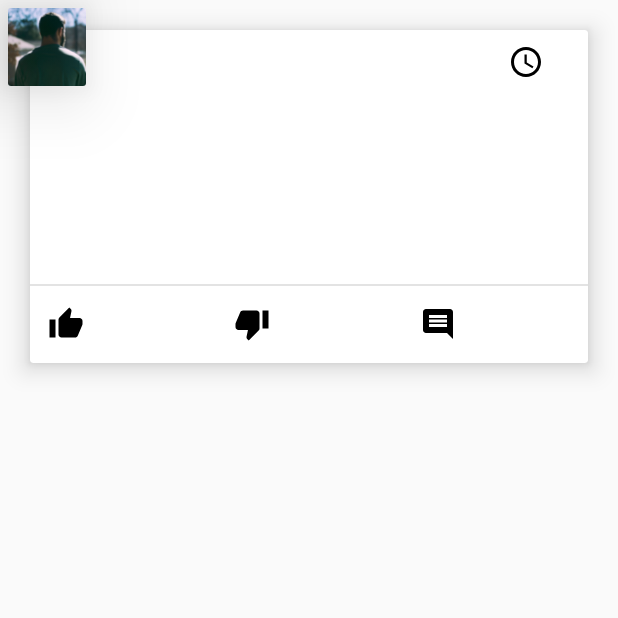
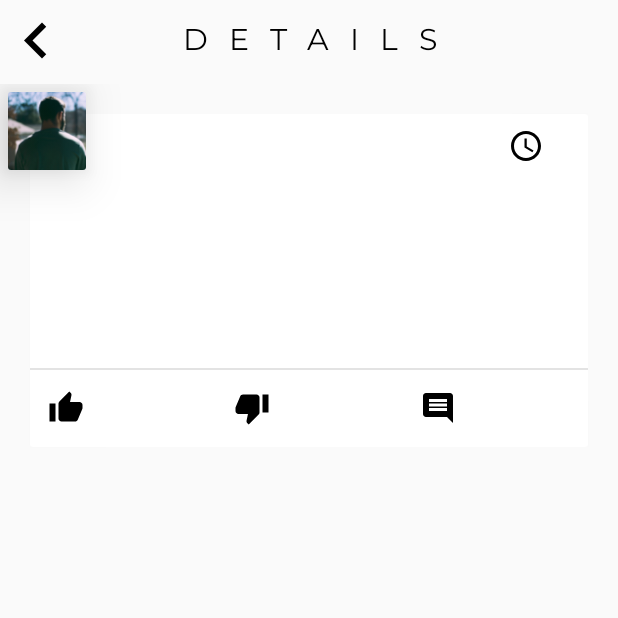
Before and after one commit to raj-subhankar/hackathon-android, an Android app: the DetailsActivity screen opened directly, with no data from a screen before it, on a phone screen of 412 x 824 dp, the top half of it. Run offline under Robolectric (Android 15) with nearby library versions, the phone set to English and light mode, and no system bars; our stand-ins replace data binding; 8 statements that could not run were skipped.

Commit message:
details page design added

```diff
--- a/app/src/main/java/com/webviander/hackathonapp/view/DetailsActivity.kt
+++ b/app/src/main/java/com/webviander/hackathonapp/view/DetailsActivity.kt
@@ -9,6 +9,7 @@ import com.webviander.hackathonapp.R
 import com.webviander.hackathonapp.databinding.ActivityDetailsBinding
 import com.webviander.hackathonapp.model.FeedItem
 import com.webviander.hackathonapp.viewmodel.DetailPageViewModel
+import com.webviander.hackathonapp.viewmodel.DetailsPageCallback
 
 class DetailsActivity : AppCompatActivity() {
 
@@ -33,7 +34,11 @@ class DetailsActivity : AppCompatActivity() {
     }
 
     fun setUpViewModel() {
-        binding.viewModel = DetailPageViewModel(feedItem,this)
+        binding.viewModel = DetailPageViewModel(feedItem, this, object : DetailsPageCallback {
+            override fun onBackPressed() {
+                onBackPressed()
+            }
+        })
     }
 
 
--- a/app/src/main/java/com/webviander/hackathonapp/viewmodel/DetailPageViewModel.kt
+++ b/app/src/main/java/com/webviander/hackathonapp/viewmodel/DetailPageViewModel.kt
@@ -2,12 +2,13 @@ package com.webviander.hackathonapp.viewmodel
 
 import android.content.Context
 import android.databinding.BaseObservable
+import android.view.View
 import com.webviander.hackathonapp.model.FeedItem
 
 /**
  * Created by vivek-3102 on 23/09/17.
  */
-class DetailPageViewModel(var feedItem: FeedItem, var context: Context) : BaseObservable() {
+class DetailPageViewModel(var feedItem: FeedItem, var context: Context, var detailsPageCallback: DetailsPageCallback) : BaseObservable() {
 
     fun getTimeStamp(): String {
         return feedItem.timeStamp.toString()
@@ -32,4 +33,12 @@ class DetailPageViewModel(var feedItem: FeedItem, var context: Context) : BaseOb
     fun getCommentsCount(): String {
         return feedItem.commentsCount.toString()
     }
+
+    fun onBackClick(view: View) {
+        detailsPageCallback.onBackPressed()
+    }
 }
+
+interface DetailsPageCallback {
+    fun onBackPressed()
+}
--- a/app/src/main/res/layout/activity_details.xml
+++ b/app/src/main/res/layout/activity_details.xml
@@ -1,7 +1,8 @@
 <?xml version="1.0" encoding="utf-8"?>
 
 <layout xmlns:android="http://schemas.android.com/apk/res/android"
-    xmlns:app="http://schemas.android.com/apk/res-auto">
+    xmlns:app="http://schemas.android.com/apk/res-auto"
+    xmlns:tools="http://schemas.android.com/tools">
 
 
     <data>
@@ -10,6 +11,39 @@
             name="viewModel"
             type="com.webviander.hackathonapp.viewmodel.DetailPageViewModel" />
     </data>
+
+    <LinearLayout
+        android:layout_width="match_parent"
+        android:layout_height="match_parent"
+        android:orientation="vertical">
+
+        <FrameLayout
+            android:id="@+id/toolbar"
+            tools:ignore="UseCompoundDrawables"
+            android:layout_width="match_parent"
+            android:layout_height="?android:attr/actionBarSize"
+            android:orientation="horizontal"
+            app:layout_scrollFlags="scroll|enterAlways">
+
+            <ImageView
+                android:layout_width="48dp"
+                android:layout_height="48dp"
+                android:layout_gravity="start|center_vertical"
+                android:contentDescription="@string/back_button_cd"
+                android:onClick="@{viewModel::onBackClick}"
+                android:src="@drawable/left_arrow" />
+
+            <TextView
+                android:layout_width="match_parent"
+                android:layout_height="match_parent"
+                android:fontFamily="@font/montserrat"
+                android:gravity="center"
+                android:letterSpacing="0.7"
+                android:text="@string/details"
+                android:textAllCaps="true"
+                android:textColor="@android:color/black"
+                android:textSize="20sp" />
+        </FrameLayout>
 
         <FrameLayout
             android:layout_width="wrap_content"
@@ -20,7 +54,7 @@
                 android:layout_height="wrap_content"
                 android:layout_marginStart="5dp"
                 android:layout_marginTop="5dp"
-            app:cardElevation="30dp"
+                app:cardElevation="20dp"
                 app:cardPreventCornerOverlap="false">
 
                 <ImageView
@@ -35,7 +69,7 @@
                 android:layout_height="wrap_content"
                 android:layout_margin="20dp"
                 android:orientation="vertical"
-            app:cardElevation="10dp">
+                app:cardElevation="1dp">
 
                 <LinearLayout
                     android:layout_width="match_parent"
@@ -145,5 +179,7 @@
                 </LinearLayout>
             </android.support.v7.widget.CardView>
         </FrameLayout>
+    </LinearLayout>
+
 
 </layout>
--- a/app/src/main/res/layout/activity_feed.xml
+++ b/app/src/main/res/layout/activity_feed.xml
@@ -26,7 +26,7 @@
             <FrameLayout
                 android:id="@+id/toolbar"
                 android:layout_width="match_parent"
-                android:layout_height="?attr/actionBarSize"
+                android:layout_height="?android:attr/actionBarSize"
                 android:orientation="horizontal"
                 app:layout_scrollFlags="scroll|enterAlways"
                 tools:ignore="UseCompoundDrawables">
--- a/app/src/main/res/values/strings.xml
+++ b/app/src/main/res/values/strings.xml
@@ -103,4 +103,5 @@
         "when a user tries to pick up one of cards.\n\n"
     </string>
     <string name="action_settings">Settings</string>
+    <string name="details">Details</string>
 </resources>
```
Lines whose indentation alone changed are shown as unchanged.
